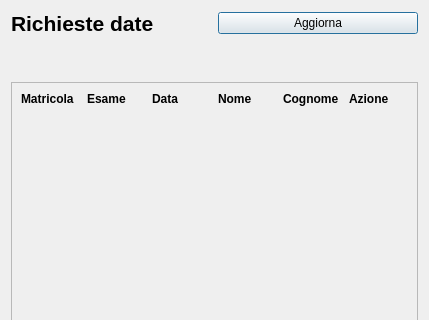
The window that gui/ui/segreteria_dialog_fornisci_date.ui (VikSn0w/StudiSync) describes before a commit, drawn with Qt 5; both pictures show x 0 to 429 and y 0 to 320 of the 429 by 503 pixel window.
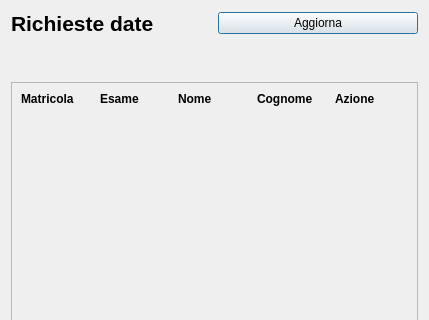
The same window after the commit.

Commit message: Aggiunta queue per richiesta data esami (working)

Diff of the .ui file:
```diff
--- a/gui/ui/segreteria_dialog_fornisci_date.ui
+++ b/gui/ui/segreteria_dialog_fornisci_date.ui
@@ -69,7 +69,7 @@
         <x>0</x>
         <y>0</y>
         <width>409</width>
-        <height>404</height>
+        <height>401</height>
        </rect>
       </property>
       <layout class="QVBoxLayout" name="verticalLayout_2">
@@ -79,7 +79,6 @@
           <widget class="QLabel" name="label_3">
            <property name="font">
             <font>
-             <weight>75</weight>
              <bold>true</bold>
             </font>
            </property>
@@ -92,7 +91,6 @@
           <widget class="QLabel" name="label_2">
            <property name="font">
             <font>
-             <weight>75</weight>
              <bold>true</bold>
             </font>
            </property>
@@ -101,24 +99,10 @@
            </property>
           </widget>
          </item>
-         <item>
-          <widget class="QLabel" name="label">
-           <property name="font">
-            <font>
-             <weight>75</weight>
-             <bold>true</bold>
-            </font>
-           </property>
-           <property name="text">
-            <string>Data</string>
-           </property>
-          </widget>
-         </item>
          <item>
           <widget class="QLabel" name="label_5">
            <property name="font">
             <font>
-             <weight>75</weight>
              <bold>true</bold>
             </font>
            </property>
@@ -131,7 +115,6 @@
           <widget class="QLabel" name="label_6">
            <property name="font">
             <font>
-             <weight>75</weight>
              <bold>true</bold>
             </font>
            </property>
@@ -144,7 +127,6 @@
           <widget class="QLabel" name="label_7">
            <property name="font">
             <font>
-             <weight>75</weight>
              <bold>true</bold>
             </font>
            </property>
```
Left out of the diff: 5 changed lines with no effect on the pictures. The commit also changes 10 other files.
